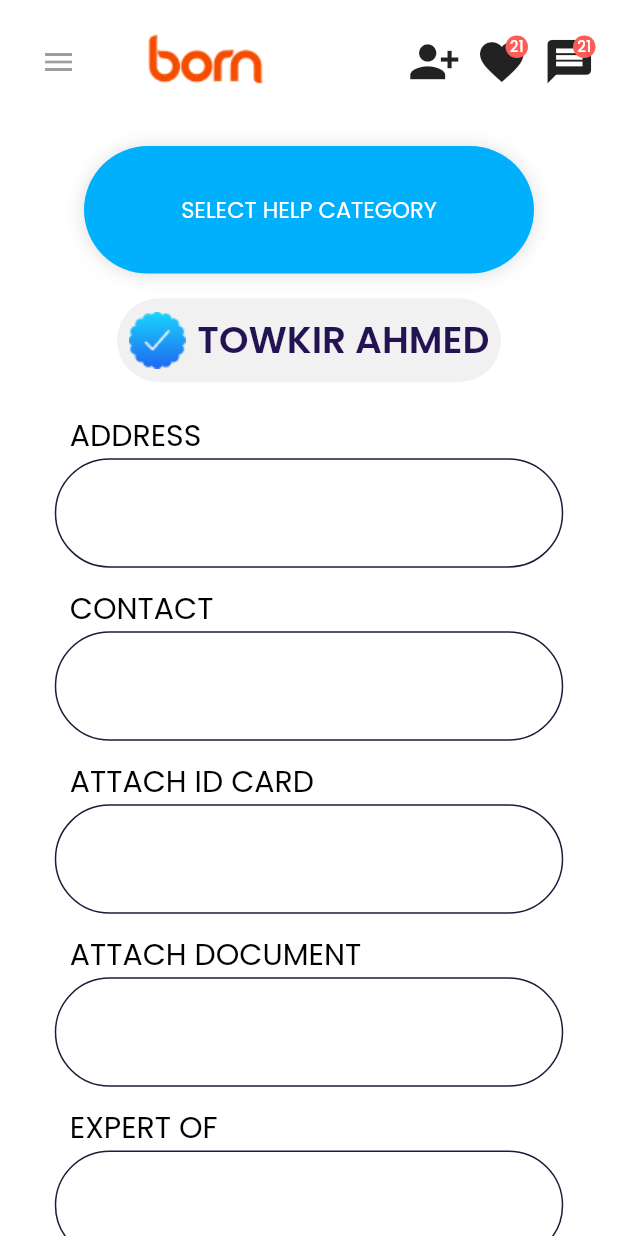
After one commit to protimjoy/nabeen, a Flutter app: the TutorsProfileDesign screen opened directly, on a phone screen of 412 x 824 dp. The commit adds this screen. Run offline on Flutter 3.47's test engine with Material 2 defaults, Android fonts, the phone set to English and light mode, and no system bars; our stand-ins replace carousel_slider, curved_navigation_bar, dropdown_button2, google_fonts, marquee.

Commit message:
Add files via upload

```diff
--- a/lib/screen/forgot_password.dart
+++ b/lib/screen/forgot_password.dart
@@ -24,9 +24,9 @@ class ForgotPassword extends StatelessWidget {
               SizedBox(height: height*.015),
               Text("Reset Password", style: nabeenFontStyle(35,black,fw400)),
               SizedBox(height: height*.07),
-              CustomTextField(controller: newPassword, hintText: "    New Password", textColor: Colors.black38, fontsize: 25, FontWeight: fw400),
+              CustomTextField(controller: newPassword, hintText: "    New Password", textColor: Colors.black38, borderColor: customBlue, fontsize: 25, FontWeight: fw400, height: 73, width: 339),
               SizedBox(height: height*.025),
-              CustomTextField(controller: reTypePassword, hintText: "    Re-Enter Password", textColor: Colors.black38, fontsize: 25, FontWeight: fw400),
+              CustomTextField(controller: reTypePassword, hintText: "    Re-Enter Password", textColor: Colors.black38, borderColor: customBlue, fontsize: 25, FontWeight: fw400, height: 73, width: 339),
               SizedBox(height: height*.06),
               CustomButton(
                   onTap: (){},
--- a/lib/screen/signup.dart
+++ b/lib/screen/signup.dart
@@ -33,7 +33,7 @@ class SignUp extends StatelessWidget {
                           padding: const EdgeInsets.only(left: 30),
                           child: Text("First Name", style: nabeenFontStyle(18, black, fw300)),
                         ),
-                        CustomTextField(controller: firstName, hintText: "", textColor: black, fontsize: 25, FontWeight: fw400)
+                        CustomTextField(controller: firstName, hintText: "", textColor: black, borderColor: customBlue, fontsize: 25, FontWeight: fw400, height: 73, width: 339)
                       ],
                     ),
                     SizedBox(height: height*0.025),
@@ -44,7 +44,7 @@ class SignUp extends StatelessWidget {
                           padding: const EdgeInsets.only(left: 30),
                           child: Text("Last Name", style: nabeenFontStyle(18, black, fw300)),
                         ),
-                        CustomTextField(controller: lastName, hintText: "", textColor: black, fontsize: 25, FontWeight: fw400)
+                        CustomTextField(controller: lastName, hintText: "", textColor: black, borderColor: customBlue, fontsize: 25, FontWeight: fw400, height: 73, width: 339)
                       ],
                     ),
                     SizedBox(height: height*0.025),
@@ -55,7 +55,7 @@ class SignUp extends StatelessWidget {
                           padding: const EdgeInsets.only(left: 30),
                           child: Text("Email", style: nabeenFontStyle(18, black, fw300)),
                         ),
-                        CustomTextField(controller: email, hintText: "", textColor: black, fontsize: 25, FontWeight: fw400)
+                        CustomTextField(controller: email, hintText: "", textColor: black, borderColor: customBlue, fontsize: 25, FontWeight: fw400, height: 73, width: 339)
                       ],
                     ),
                     SizedBox(height: height*0.025),
@@ -66,7 +66,7 @@ class SignUp extends StatelessWidget {
                           padding: const EdgeInsets.only(left: 30),
                           child: Text("Password", style: nabeenFontStyle(18, black, fw300)),
                         ),
-                        CustomTextField(controller: password, hintText: "", textColor: black, fontsize: 25, FontWeight: fw400)
+                        CustomTextField(controller: password, hintText: "", textColor: black, borderColor: customBlue, fontsize: 25, FontWeight: fw400, height: 73, width: 339)
                       ],
                     ),
                     SizedBox(height: height*0.025),
--- /dev/null
+++ b/lib/screen/tutors_profile_design.dart
@@ -0,0 +1,150 @@
+import 'package:flutter/material.dart';
+import 'package:nabeen/theme.dart';
+import 'package:nabeen/widget/app_bar.dart';
+import 'package:nabeen/widget/custom_button.dart';
+import 'package:nabeen/widget/custom_textfield.dart';
+import 'package:nabeen/widget/shadow_button.dart';
+
+class TutorsProfileDesign extends StatelessWidget {
+  TutorsProfileDesign({Key? key}) : super(key: key);
+
+  TextEditingController address = TextEditingController();
+  TextEditingController contact = TextEditingController();
+  TextEditingController attachIdCard = TextEditingController();
+  TextEditingController attachDocument = TextEditingController();
+  TextEditingController expert = TextEditingController();
+  TextEditingController reference = TextEditingController();
+
+  @override
+  Widget build(BuildContext context) {
+    var height = MediaQuery.of(context).size.height;
+    return SafeArea(child: Scaffold(
+      body: Column(
+        children: [
+          Expanded(flex:1,child: customAppBar()),
+          Expanded(flex:9,child: SingleChildScrollView(
+            child: Padding(
+              padding: const EdgeInsets.symmetric(vertical: 15.0),
+              child: Column(
+                children: [
+                  CustomShadowButton(onTap: (){}, fontsize: 15, textColor: white, backgroundColor: customSkyBlue, height: 85, width: 300, text: "SELECT HELP CATEGORY", FontWeight: fw400),
+                  SizedBox(height: height*0.020),
+                  Container(
+                    height: 56,
+                    width: 256,
+                    decoration: BoxDecoration(
+                        color: Color(0xFFF1F1F1),
+                        borderRadius: BorderRadius.circular(60)
+                    ),
+                    child: Row(
+                      mainAxisAlignment: MainAxisAlignment.spaceEvenly,
+                      children: [
+                        Image.asset("images/verified.png"),
+                        Text("TOWKIR AHMED",style: nabeenFontStyle(25, Color(0xFF241352), fw600)),
+                      ],
+                    ),
+                  ),
+                  SizedBox(height: height*0.025),
+                  Column(
+                    crossAxisAlignment: CrossAxisAlignment.start,
+                    children: [
+                      Padding(
+                        padding: const EdgeInsets.only(left: 10),
+                        child: Text("ADDRESS", style: nabeenFontStyle(20, black, fw400)),
+                      ),
+                      CustomTextField(controller: address, hintText: "", textColor: black, borderColor: customSkyBlue, fontsize: 25, height: 61, width: 348, FontWeight: fw400)
+                    ],
+                  ),
+                  SizedBox(height: height*0.015),
+                  Column(
+                    crossAxisAlignment: CrossAxisAlignment.start,
+                    children: [
+                      Padding(
+                        padding: const EdgeInsets.only(left: 10),
+                        child: Text("CONTACT", style: nabeenFontStyle(20, black, fw400)),
+                      ),
+                      CustomTextField(controller: contact, hintText: "", textColor: black, borderColor: customSkyBlue, fontsize: 25, height: 61, width: 348, FontWeight: fw400)
+                    ],
+                  ),
+                  SizedBox(height: height*0.015),
+                  Column(
+                    crossAxisAlignment: CrossAxisAlignment.start,
+                    children: [
+                      Padding(
+                        padding: const EdgeInsets.only(left: 10),
+                        child: Text("ATTACH ID CARD", style: nabeenFontStyle(20, black, fw400)),
+                      ),
+                      CustomTextField(controller: attachIdCard, hintText: "", textColor: black, borderColor: customSkyBlue, fontsize: 25, height: 61, width: 348, FontWeight: fw400)
+                    ],
+                  ),
+                  SizedBox(height: height*0.015),
+                  Column(
+                    crossAxisAlignment: CrossAxisAlignment.start,
+                    children: [
+                      Padding(
+                        padding: const EdgeInsets.only(left: 10),
+                        child: Text("ATTACH DOCUMENT", style: nabeenFontStyle(20, black, fw400)),
+                      ),
+                      CustomTextField(controller: attachDocument, hintText: "", textColor: black, borderColor: customSkyBlue, fontsize: 25, height: 61, width: 348, FontWeight: fw400)
+                    ],
+                  ),
+                  SizedBox(height: height*0.015),
+                  Column(
+                    crossAxisAlignment: CrossAxisAlignment.start,
+                    children: [
+                      Padding(
+                        padding: const EdgeInsets.only(left: 10),
+                        child: Text("EXPERT OF", style: nabeenFontStyle(20, black, fw400)),
+                      ),
+                      CustomTextField(controller: expert, hintText: "", textColor: black, borderColor: customSkyBlue, fontsize: 25, height: 61, width: 348, FontWeight: fw400)
+                    ],
+                  ),
+                  SizedBox(height: height*0.015),
+                  Column(
+                    crossAxisAlignment: CrossAxisAlignment.start,
+                    children: [
+                      Padding(
+                        padding: const EdgeInsets.only(left: 10),
+                        child: Text("RERFERENCE", style: nabeenFontStyle(20, black, fw400)),
+                      ),
+                      CustomTextField(controller: reference, hintText: "", textColor: black, borderColor: customSkyBlue, fontsize: 25, height: 61, width: 348, FontWeight: fw400)
+                    ],
+                  ),
+                  SizedBox(height: height*0.015),
+                  Column(
+                    crossAxisAlignment: CrossAxisAlignment.start,
+                    children: [
+                      Padding(
+                        padding: const EdgeInsets.only(left: 10.0),
+                        child: Text("PROBLEM DESCRIPTION",style: nabeenFontStyle(20, black, fw400)),
+                      ),
+                      Container(
+                        height: 211,
+                        width: 348,
+                        decoration: BoxDecoration(
+                          borderRadius: BorderRadius.circular(30),
+                          border: Border.all(color: customSkyBlue,width: 1),
+                        ),
+                        child: TextField(
+                          style: nabeenFontStyle(20, black, fw400),
+                          maxLines: 6,
+                          decoration: InputDecoration(
+                              border: OutlineInputBorder(
+                                  borderSide: BorderSide.none
+                              )
+                          ),
+                        ),
+                      ),
+                    ],
+                  ),
+                  SizedBox(height: height*0.040),
+                  CustomButton(onTap: (){}, fontsize: 25, textColor: white, backgroundColor: customSkyBlue, borderColor: transparent, height: 87, width: 204, text: "SUBMIT", FontWeight: fw500)
+                ],
+              ),
+            ),
+          ))
+        ],
+      ),
+    ));
+  }
+}
```
